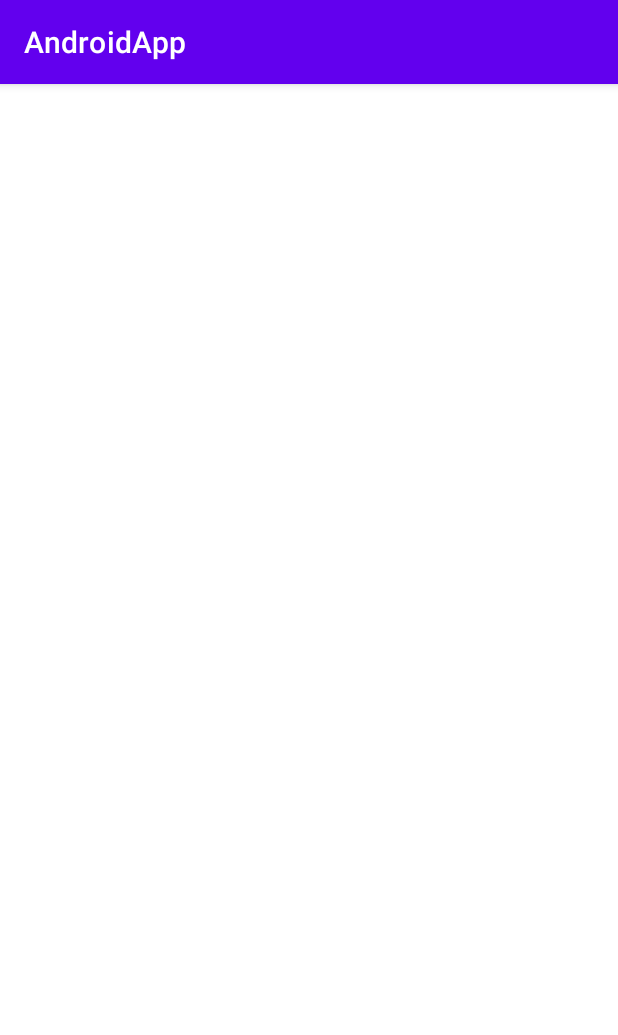
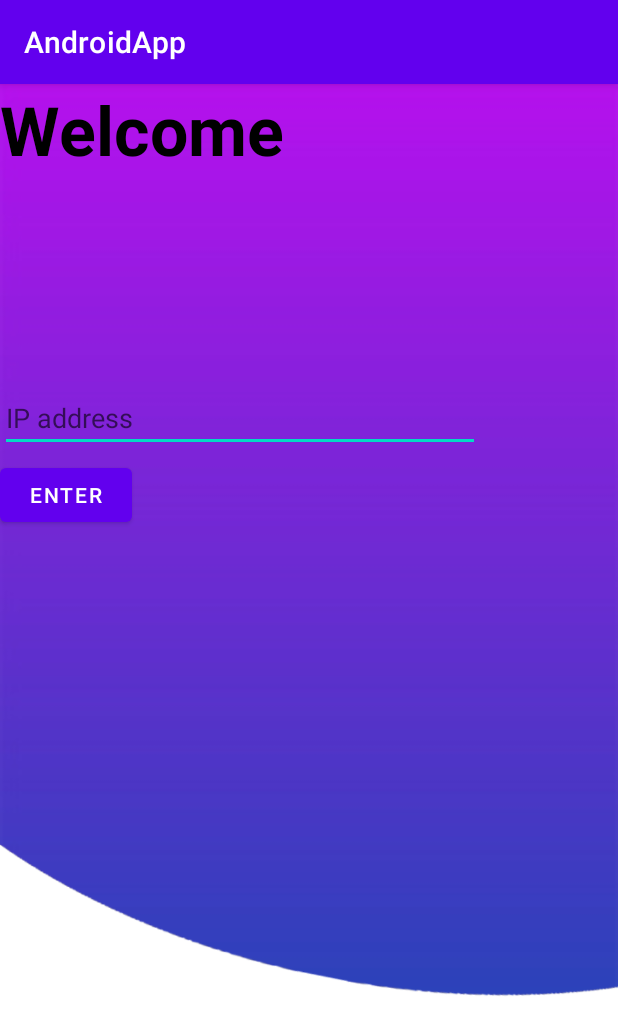
Before and after one commit to JCruz410/AndroidappASM, an Android app: the screen it shows after launch (MainActivity before the commit, activity_1 after it), on a phone screen of 412 x 824 dp. Shown: the top 1035 px of the screen. Run offline under Robolectric (Android 15) with nearby library versions, the light colour scheme and no system bars.

Commit message:
75% completion of login page, commiting for android studio update.

```diff
--- a/app/src/main/AndroidManifest.xml
+++ b/app/src/main/AndroidManifest.xml
@@ -13,8 +13,8 @@
         android:supportsRtl="true"
         android:theme="@style/Theme.AndroidApp"
         tools:targetApi="31">
-        <activity
-            android:name=".MainActivity"
+        <activity android:name=".activity_2"></activity>
+        <activity android:name=".activity_1"
             android:exported="true">
             <intent-filter>
                 <action android:name="android.intent.action.MAIN" />
--- a/app/src/main/java/com/example/androidapp/MainActivity.java
+++ /dev/null
@@ -1,14 +0,0 @@
-package com.example.androidapp;
-
-
-import androidx.appcompat.app.AppCompatActivity;
-
-import android.os.Bundle;
-import android.widget.ProgressBar;
-
-import java.util.Timer;
-import java.util.TimerTask;
-
-public class MainActivity extends AppCompatActivity {
-
-}
--- /dev/null
+++ b/app/src/main/java/com/example/androidapp/activity_1.java
@@ -0,0 +1,38 @@
+package com.example.androidapp;
+
+
+import androidx.appcompat.app.AppCompatActivity;
+import android.content.Intent;
+import android.os.Bundle;
+import android.view.View;
+import android.widget.Button;
+import android.widget.EditText;
+
+public class activity_1 extends AppCompatActivity {
+private EditText ip;
+private Button enter_ip;
+public static String ip_address;
+
+    @Override
+    protected void onCreate(Bundle savedInstanceState){
+        super.onCreate(savedInstanceState);
+        setContentView(R.layout.activity_1);
+
+        ip = (EditText) findViewById(R.id.edit_ip_address);
+        enter_ip = (Button) findViewById(R.id.button_ip);
+
+        enter_ip.setOnClickListener(new View.OnClickListener()
+        {
+            @Override
+            public void onClick (View v)
+            {
+                ip_address = ip.getText().toString();
+                Intent intent = new Intent(activity_1.this, activity_2.class);
+                startActivity(intent);
+
+            }
+        });
+
+    }
+
+}
--- a/app/src/main/res/layout/activity_main.xml
+++ b/app/src/main/res/layout/activity_1.xml
@@ -5,7 +5,7 @@
     android:layout_width="match_parent"
     android:layout_height="match_parent"
     android:background="@drawable/background"
-    tools:context=".MainActivity"
+    tools:context=".activity_1"
     tools:ignore="ExtraText">
 
 
--- /dev/null
+++ b/app/src/main/res/layout/activity_2.xml
@@ -0,0 +1,6 @@
+<?xml version="1.0" encoding="utf-8"?>
+<androidx.constraintlayout.widget.ConstraintLayout xmlns:android="http://schemas.android.com/apk/res/android"
+    android:layout_width="match_parent"
+    android:layout_height="match_parent">
+
+</androidx.constraintlayout.widget.ConstraintLayout>
```
Also changed, not shown: app/src/main/java/com/example/androidapp/activity_2.java (added, +13 -0 lines).
